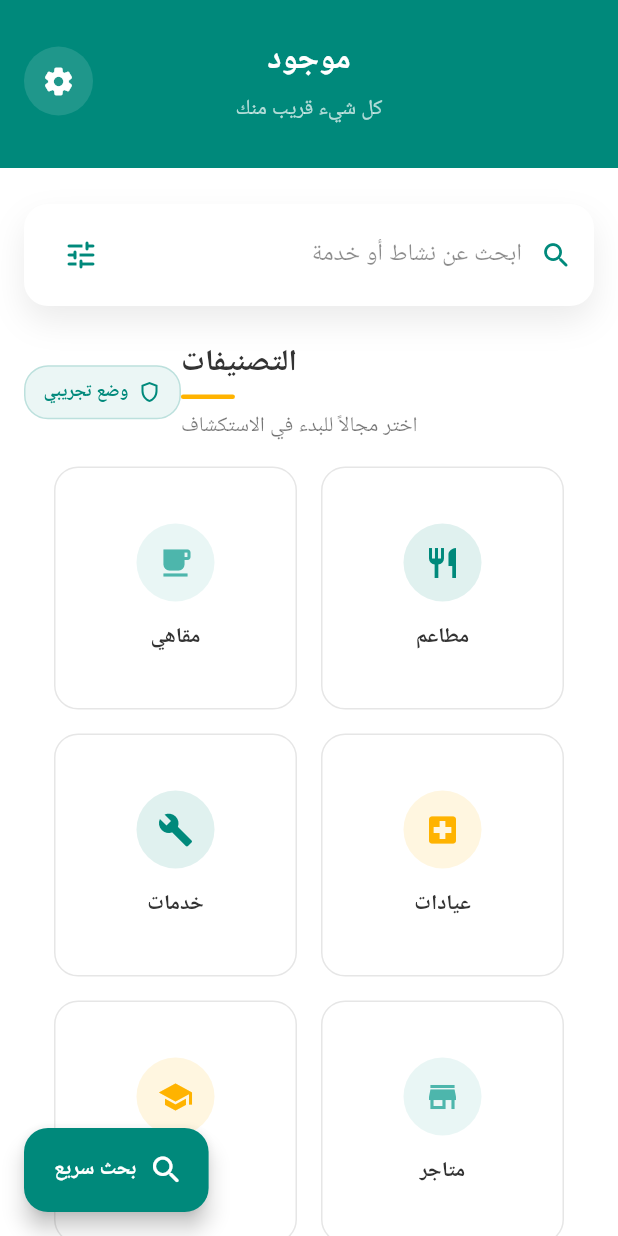
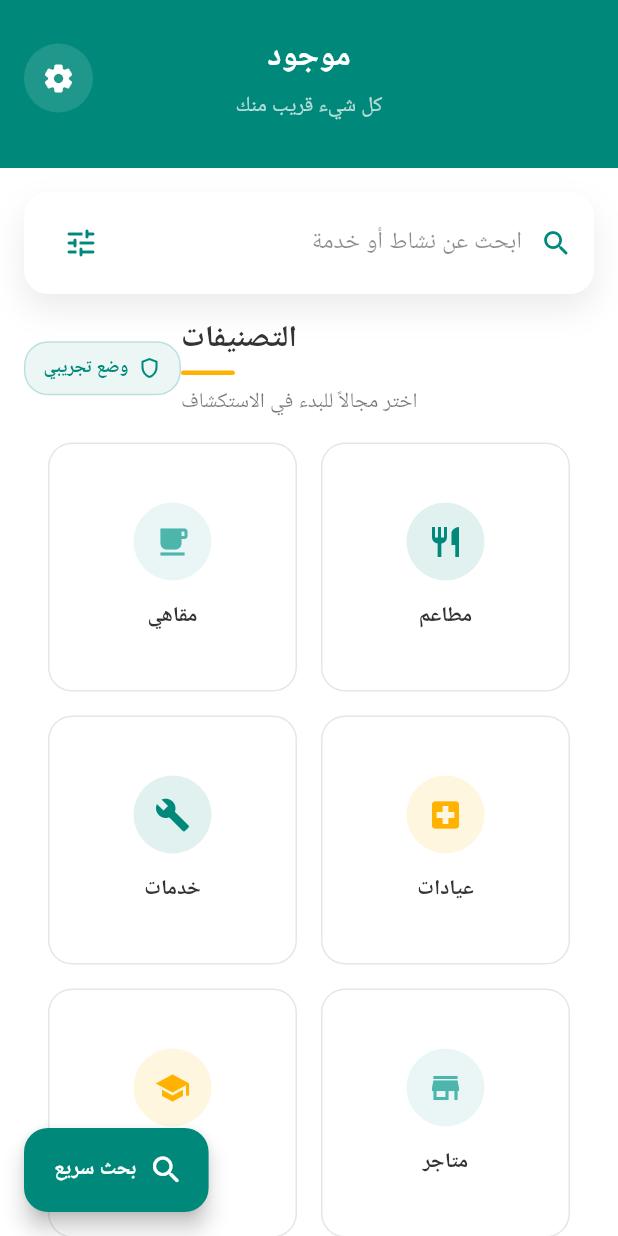
Before and after one commit to kezar0001-cpu/Mawjood, a Flutter app: the screen it shows after launch, on a phone screen of 412 x 824 dp. Run offline on Flutter 3.47's test engine with Material 3 defaults, Android fonts, the phone set to English and light mode, and no system bars; our stand-ins replace cached_network_image, google_fonts, supabase_flutter; accounts and stored records are empty; Roboto replaces fonts that are missing (Cairo).

Commit message:
Adjust home screen spacing

```diff
--- a/lib/screens/home_screen.dart
+++ b/lib/screens/home_screen.dart
@@ -47,13 +47,13 @@ class _HomeScreenState extends State<HomeScreen> {
       appBar: _buildAppBar(),
       body: SafeArea(
         child: SingleChildScrollView(
-          padding: const EdgeInsets.symmetric(horizontal: 16, vertical: 24),
+          padding: const EdgeInsetsDirectional.fromSTEB(16, 16, 16, 24),
           child: Column(
             crossAxisAlignment: CrossAxisAlignment.stretch,
             children: [
               // Primary search entry point with soft shadow and RTL-friendly hint.
               _buildSearchBar(),
-              const SizedBox(height: 24),
+              const SizedBox(height: 16),
               // Section title row with mock-mode badge for transparency.
               _buildSectionHeader(),
               const SizedBox(height: 16),
@@ -228,7 +228,7 @@ class _HomeScreenState extends State<HomeScreen> {
             return GridView.builder(
               shrinkWrap: true,
               physics: const NeverScrollableScrollPhysics(),
-              padding: const EdgeInsetsDirectional.fromSTEB(20, 0, 20, 12),
+              padding: const EdgeInsetsDirectional.fromSTEB(16, 0, 16, 12),
               itemCount: categories.length,
               gridDelegate: SliverGridDelegateWithFixedCrossAxisCount(
                 crossAxisCount: crossAxisCount,
@@ -271,7 +271,7 @@ class _HomeHeader extends StatelessWidget implements PreferredSizeWidget {
 
     return Container(
       color: AppColors.primary,
-      padding: EdgeInsetsDirectional.fromSTEB(16, statusBarPadding + 12, 16, 16),
+      padding: EdgeInsetsDirectional.fromSTEB(16, statusBarPadding + 8, 16, 16),
       child: Stack(
         alignment: Alignment.center,
         children: [
```
